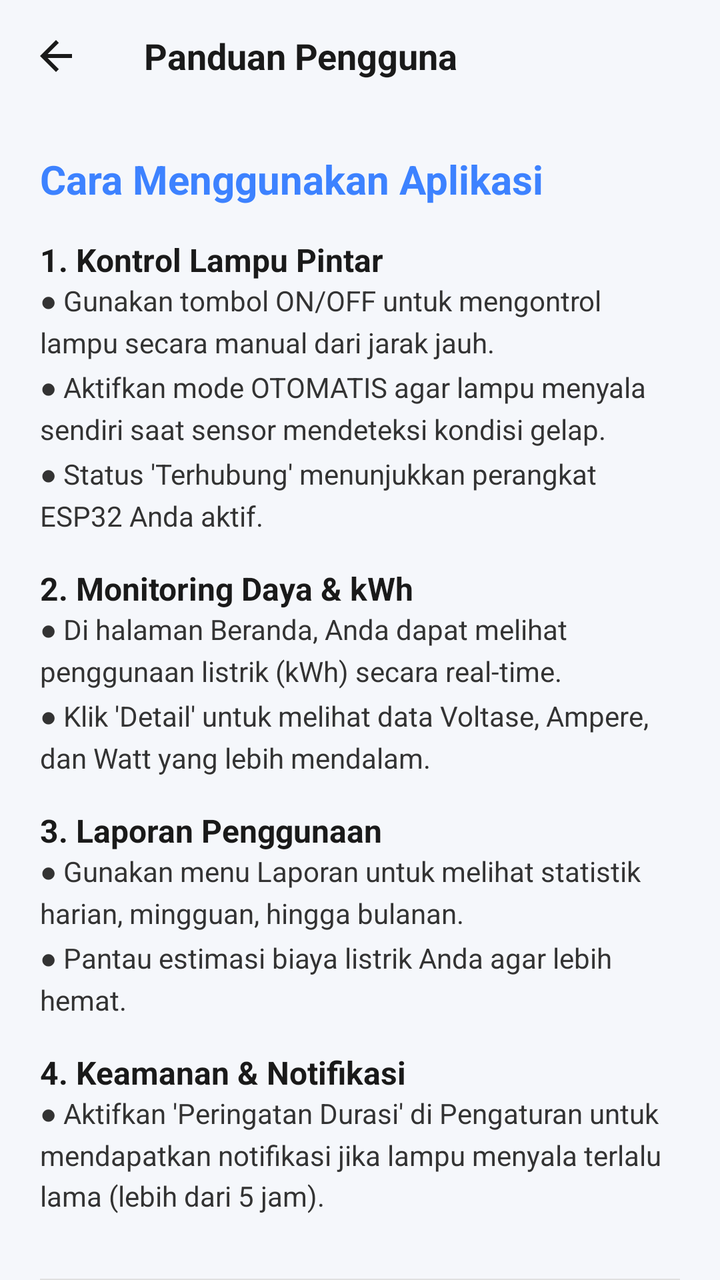
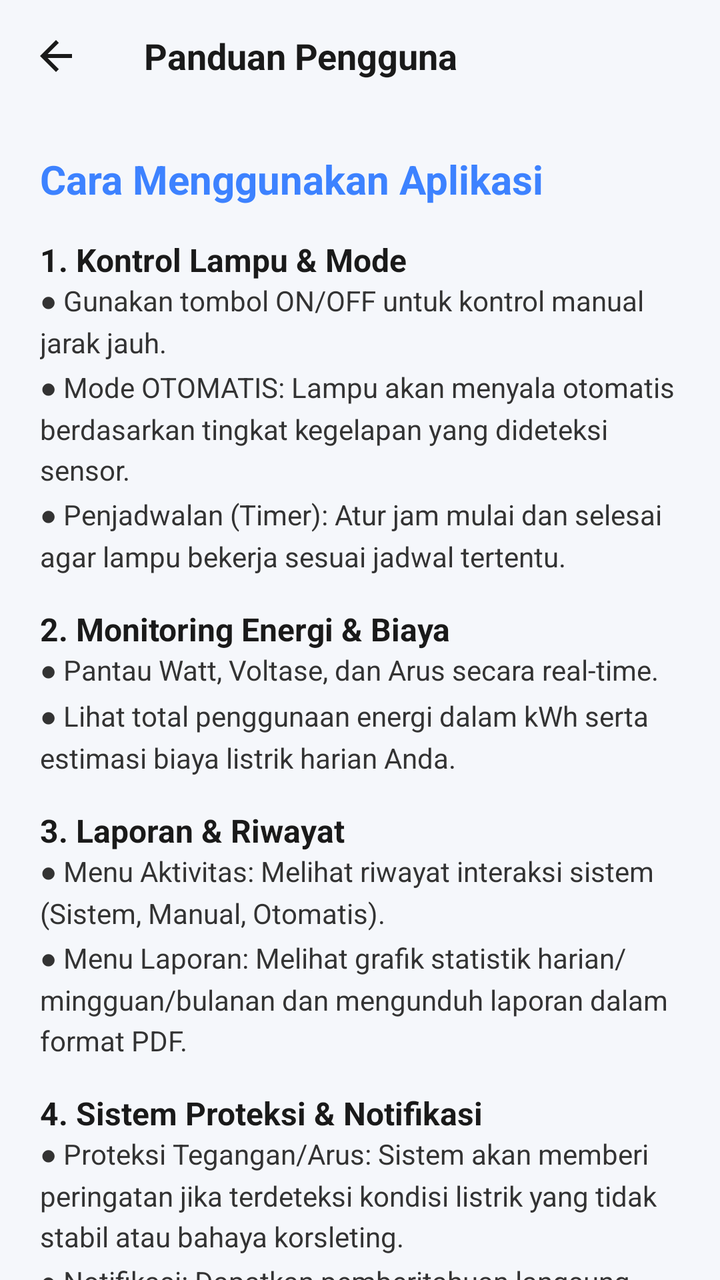

The first picture is an Android layout as it rendered before a commit; the second is the same layout after the commit. The layout source and the unified diff follow.
<!-- AndroidManifest.xml: application theme Theme.ItProyek2 -->
<!-- res/layout/activity_user_guide.xml -->
<?xml version="1.0" encoding="utf-8"?>
<LinearLayout xmlns:android="http://schemas.android.com/apk/res/android"
    xmlns:app="http://schemas.android.com/apk/res-auto"
    android:layout_width="match_parent"
    android:layout_height="match_parent"
    android:background="@color/main_bg"
    android:orientation="vertical">

    
    <RelativeLayout
        android:layout_width="match_parent"
        android:layout_height="56dp"
        android:paddingHorizontal="16dp">
        <ImageView
            android:id="@+id/btnBackGuide"
            android:layout_width="24dp"
            android:layout_height="24dp"
            android:layout_centerVertical="true"
            android:src="@drawable/ic_arrow_back"
            app:tint="@color/text_head" />
        <TextView
            android:layout_width="wrap_content"
            android:layout_height="wrap_content"
            android:layout_centerVertical="true"
            android:layout_marginStart="32dp"
            android:layout_toEndOf="@id/btnBackGuide"
            android:text="Panduan Pengguna"
            android:textColor="@color/text_head"
            android:textSize="18sp"
            android:textStyle="bold" />
    </RelativeLayout>

    <androidx.core.widget.NestedScrollView
        android:layout_width="match_parent"
        android:layout_height="match_parent">

        <LinearLayout
            android:layout_width="match_parent"
            android:layout_height="wrap_content"
            android:orientation="vertical"
            android:padding="20dp">

            <TextView
                android:layout_width="wrap_content"
                android:layout_height="wrap_content"
                android:text="Cara Menggunakan Aplikasi"
                android:textColor="@color/primary_blue"
                android:textSize="20sp"
                android:textStyle="bold"
                android:layout_marginBottom="16dp"/>

            
            <TextView
                android:layout_width="wrap_content"
                android:layout_height="wrap_content"
                android:text="1. Kontrol Lampu Pintar"
                android:textColor="@color/text_head"
                android:textSize="16sp"
                android:textStyle="bold" />
            <TextView
                android:layout_width="match_parent"
                android:layout_height="wrap_content"
                android:text="● Gunakan tombol ON/OFF untuk mengontrol lampu secara manual dari jarak jauh.\n● Aktifkan mode OTOMATIS agar lampu menyala sendiri saat sensor mendeteksi kondisi gelap.\n● Status 'Terhubung' menunjukkan perangkat ESP32 Anda aktif."
                android:textColor="@color/text_sub"
                android:layout_marginBottom="16dp"
                android:lineSpacingExtra="4dp"/>

            
            <TextView
                android:layout_width="wrap_content"
                android:layout_height="wrap_content"
                android:text="2. Monitoring Daya &amp; kWh"
                android:textColor="@color/text_head"
                android:textSize="16sp"
                android:textStyle="bold" />
            <TextView
                android:layout_width="match_parent"
                android:layout_height="wrap_content"
                android:text="● Di halaman Beranda, Anda dapat melihat penggunaan listrik (kWh) secara real-time.\n● Klik 'Detail' untuk melihat data Voltase, Ampere, dan Watt yang lebih mendalam."
                android:textColor="@color/text_sub"
                android:layout_marginBottom="16dp"
                android:lineSpacingExtra="4dp"/>

            
            <TextView
                android:layout_width="wrap_content"
                android:layout_height="wrap_content"
                android:text="3. Laporan Penggunaan"
                android:textColor="@color/text_head"
                android:textSize="16sp"
                android:textStyle="bold" />
            <TextView
                android:layout_width="match_parent"
                android:layout_height="wrap_content"
                android:text="● Gunakan menu Laporan untuk melihat statistik harian, mingguan, hingga bulanan.\n● Pantau estimasi biaya listrik Anda agar lebih hemat."
                android:textColor="@color/text_sub"
                android:layout_marginBottom="16dp"
                android:lineSpacingExtra="4dp"/>

            
            <TextView
                android:layout_width="wrap_content"
                android:layout_height="wrap_content"
                android:text="4. Keamanan &amp; Notifikasi"
                android:textColor="@color/text_head"
                android:textSize="16sp"
                android:textStyle="bold" />
            <TextView
                android:layout_width="match_parent"
                android:layout_height="wrap_content"
                android:text="● Aktifkan 'Peringatan Durasi' di Pengaturan untuk mendapatkan notifikasi jika lampu menyala terlalu lama (lebih dari 5 jam)."
                android:textColor="@color/text_sub"
                android:layout_marginBottom="16dp"
                android:lineSpacingExtra="4dp"/>

            <View
                android:layout_width="match_parent"
                android:layout_height="1dp"
                android:background="@color/divider_color"
                android:layout_marginVertical="16dp"/>

            <TextView
                android:layout_width="wrap_content"
                android:layout_height="wrap_content"
                android:text="Catatan: Pastikan koneksi internet Anda stabil agar sinkronisasi data dengan perangkat berjalan lancar."
                android:textColor="@color/accent_yellow"
                android:textSize="14sp"
                android:textStyle="italic" />

        </LinearLayout>
    </androidx.core.widget.NestedScrollView>
</LinearLayout>
<!-- resources referenced by this layout -->
<resources>
  <color name="accent_yellow">#FFC107</color>
  <color name="divider_color">#E0E0E0</color>
  <color name="main_bg">#F5F7FB</color>
  <color name="primary_blue">#3D82FF</color>
  <color name="text_head">#1A1A1A</color>
  <color name="text_sub">#333333</color>
  <!-- drawable ic_arrow_back (drawable) -->
  <vector xmlns:android="http://schemas.android.com/apk/res/android"
      android:width="24dp"
      android:height="24dp"
      android:viewportWidth="24"
      android:viewportHeight="24">
      <path
          android:fillColor="#FF000000"
          android:pathData="M20,11H7.83L13.42,5.41L12,4L4,12L12,20L13.41,18.59L7.83,13H20V11Z" />
  </vector>
  <style name="Theme.ItProyek2" parent="Base.Theme.ItProyek2" />
  <style name="Base.Theme.ItProyek2" parent="Theme.Material3.DayNight.NoActionBar">
          <item name="colorPrimary">@color/primary_blue</item>
          <item name="android:statusBarColor">@android:color/transparent</item>
          <item name="android:windowLightStatusBar" tools:targetApi="m">true</item>
      </style>
</resources>

<!-- the commit's change to res/layout/activity_user_guide.xml (unified diff, before → after) -->
@@ -53,14 +53,14 @@
             <TextView
                 android:layout_width="wrap_content"
                 android:layout_height="wrap_content"
-                android:text="1. Kontrol Lampu Pintar"
+                android:text="1. Kontrol Lampu &amp; Mode"
                 android:textColor="@color/text_head"
                 android:textSize="16sp"
                 android:textStyle="bold" />
             <TextView
                 android:layout_width="match_parent"
                 android:layout_height="wrap_content"
-                android:text="● Gunakan tombol ON/OFF untuk mengontrol lampu secara manual dari jarak jauh.\n● Aktifkan mode OTOMATIS agar lampu menyala sendiri saat sensor mendeteksi kondisi gelap.\n● Status 'Terhubung' menunjukkan perangkat ESP32 Anda aktif."
+                android:text="● Gunakan tombol ON/OFF untuk kontrol manual jarak jauh.\n● Mode OTOMATIS: Lampu akan menyala otomatis berdasarkan tingkat kegelapan yang dideteksi sensor.\n● Penjadwalan (Timer): Atur jam mulai dan selesai agar lampu bekerja sesuai jadwal tertentu."
                 android:textColor="@color/text_sub"
                 android:layout_marginBottom="16dp"
                 android:lineSpacingExtra="4dp"/>
@@ -69,14 +69,14 @@
             <TextView
                 android:layout_width="wrap_content"
                 android:layout_height="wrap_content"
-                android:text="2. Monitoring Daya &amp; kWh"
+                android:text="2. Monitoring Energi &amp; Biaya"
                 android:textColor="@color/text_head"
                 android:textSize="16sp"
                 android:textStyle="bold" />
             <TextView
                 android:layout_width="match_parent"
                 android:layout_height="wrap_content"
-                android:text="● Di halaman Beranda, Anda dapat melihat penggunaan listrik (kWh) secara real-time.\n● Klik 'Detail' untuk melihat data Voltase, Ampere, dan Watt yang lebih mendalam."
+                android:text="● Pantau Watt, Voltase, dan Arus secara real-time.\n● Lihat total penggunaan energi dalam kWh serta estimasi biaya listrik harian Anda."
                 android:textColor="@color/text_sub"
                 android:layout_marginBottom="16dp"
                 android:lineSpacingExtra="4dp"/>
@@ -85,14 +85,14 @@
             <TextView
                 android:layout_width="wrap_content"
                 android:layout_height="wrap_content"
-                android:text="3. Laporan Penggunaan"
+                android:text="3. Laporan &amp; Riwayat"
                 android:textColor="@color/text_head"
                 android:textSize="16sp"
                 android:textStyle="bold" />
             <TextView
                 android:layout_width="match_parent"
                 android:layout_height="wrap_content"
-                android:text="● Gunakan menu Laporan untuk melihat statistik harian, mingguan, hingga bulanan.\n● Pantau estimasi biaya listrik Anda agar lebih hemat."
+                android:text="● Menu Aktivitas: Melihat riwayat interaksi sistem (Sistem, Manual, Otomatis).\n● Menu Laporan: Melihat grafik statistik harian/mingguan/bulanan dan mengunduh laporan dalam format PDF."
                 android:textColor="@color/text_sub"
                 android:layout_marginBottom="16dp"
                 android:lineSpacingExtra="4dp"/>
@@ -101,14 +101,30 @@
             <TextView
                 android:layout_width="wrap_content"
                 android:layout_height="wrap_content"
-                android:text="4. Keamanan &amp; Notifikasi"
+                android:text="4. Sistem Proteksi &amp; Notifikasi"
                 android:textColor="@color/text_head"
                 android:textSize="16sp"
                 android:textStyle="bold" />
             <TextView
                 android:layout_width="match_parent"
                 android:layout_height="wrap_content"
-                android:text="● Aktifkan 'Peringatan Durasi' di Pengaturan untuk mendapatkan notifikasi jika lampu menyala terlalu lama (lebih dari 5 jam)."
+                android:text="● Proteksi Tegangan/Arus: Sistem akan memberi peringatan jika terdeteksi kondisi listrik yang tidak stabil atau bahaya korsleting.\n● Notifikasi: Dapatkan pemberitahuan langsung di HP saat lampu menyala, saat ada peringatan energi, atau saat pemakaian melebihi durasi wajar."
+                android:textColor="@color/text_sub"
+                android:layout_marginBottom="16dp"
+                android:lineSpacingExtra="4dp"/>
+
+            
+            <TextView
+                android:layout_width="wrap_content"
+                android:layout_height="wrap_content"
+                android:text="5. Pengaturan Sensitivitas &amp; Tema"
+                android:textColor="@color/text_head"
+                android:textSize="16sp"
+                android:textStyle="bold" />
+            <TextView
+                android:layout_width="match_parent"
+                android:layout_height="wrap_content"
+                android:text="● Atur ambang batas (threshold) sensor cahaya sesuai keinginan (Level 1-3).\n● Ganti tema aplikasi (Terang/Gelap) sesuai kenyamanan mata Anda."
                 android:textColor="@color/text_sub"
                 android:layout_marginBottom="16dp"
                 android:lineSpacingExtra="4dp"/>
